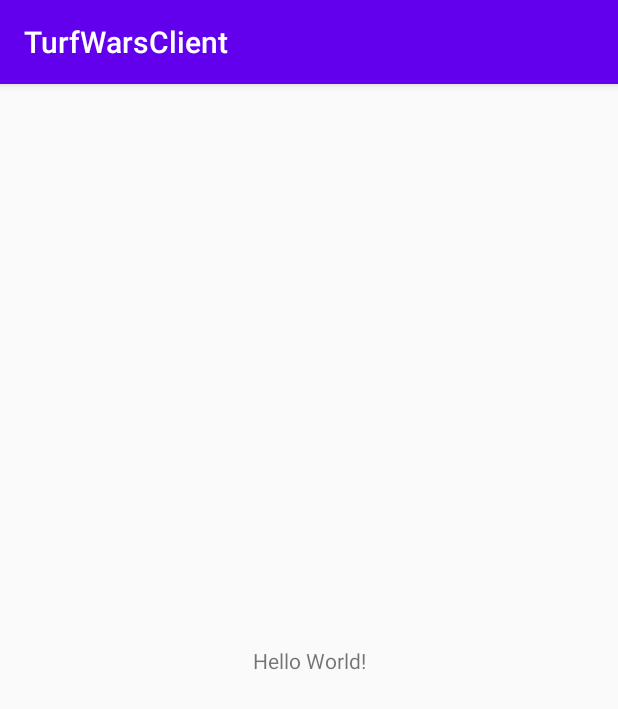
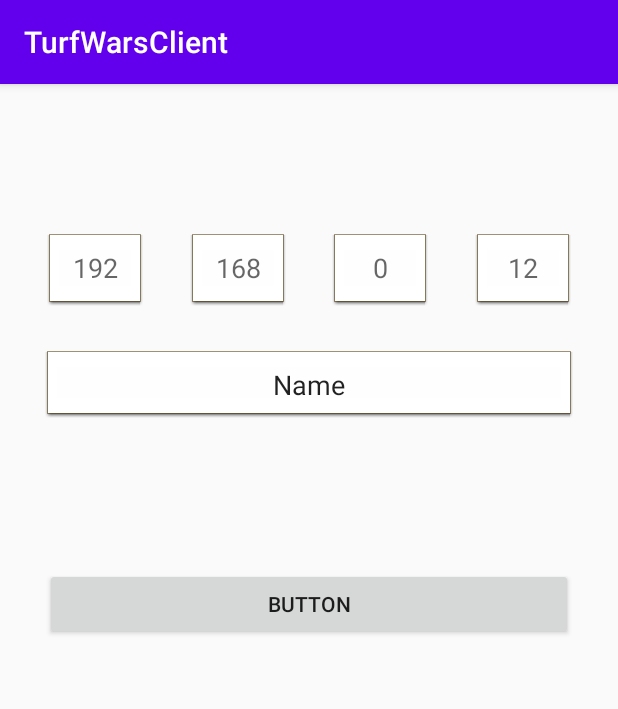
Before and after one commit to MetalPrime/TurfWarsClient, an Android app: the screen it shows after launch (MainActivity), on a phone screen of 412 x 824 dp. Shown: the top 709 px of the screen. Run offline under Robolectric (Android 15) with nearby library versions, the phone set to English and light mode, and no system bars.

Commit message:
update In Server and Connection

```diff
--- a/app/build.gradle
+++ b/app/build.gradle
@@ -20,6 +20,10 @@ android {
             proguardFiles getDefaultProguardFile('proguard-android-optimize.txt'), 'proguard-rules.pro'
         }
     }
+    compileOptions {
+        sourceCompatibility JavaVersion.VERSION_1_8
+        targetCompatibility JavaVersion.VERSION_1_8
+    }
 }
 
 dependencies {
@@ -29,5 +33,6 @@ dependencies {
     testImplementation 'junit:junit:4.12'
     androidTestImplementation 'androidx.test.ext:junit:1.1.2'
     androidTestImplementation 'androidx.test.espresso:espresso-core:3.3.0'
-
+// https://mvnrepository.com/artifact/com.google.code.gson/gson
+    implementation group: 'com.google.code.gson', name: 'gson', version: '2.8.6'
 }
--- a/app/src/main/AndroidManifest.xml
+++ b/app/src/main/AndroidManifest.xml
@@ -1,6 +1,8 @@
 <?xml version="1.0" encoding="utf-8"?>
 <manifest xmlns:android="http://schemas.android.com/apk/res/android"
     package="com.example.turfwarsclient">
+
+    <uses-permission android:name="android.permission.INTERNET"></uses-permission>
 
     <application
         android:allowBackup="true"
--- a/app/src/main/java/com/example/turfwarsclient/MainActivity.java
+++ b/app/src/main/java/com/example/turfwarsclient/MainActivity.java
@@ -3,12 +3,27 @@ package com.example.turfwarsclient;
 import androidx.appcompat.app.AppCompatActivity;
 
 import android.os.Bundle;
+import android.widget.Button;
+import android.widget.EditText;
 
 public class MainActivity extends AppCompatActivity {
+
+    private EditText ip1,ip2,ip3,ip4;
+    private EditText nameInput;
+    private Button btnConnection;
+    private TCPClient tcp;
 
     @Override
     protected void onCreate(Bundle savedInstanceState) {
         super.onCreate(savedInstanceState);
         setContentView(R.layout.activity_main);
+        ip1 = findViewById(R.id.ip1);
+        ip2 = findViewById(R.id.ip2);
+        ip3 = findViewById(R.id.ip3);
+        ip4 = findViewById(R.id.ip4);
+        nameInput = findViewById(R.id.nameInput);
+        btnConnection = findViewById(R.id.btnConnection);
+
+        tcp = TCPClient.getInstance();
     }
 }
--- /dev/null
+++ b/app/src/main/java/com/example/turfwarsclient/Name.java
@@ -0,0 +1,31 @@
+package com.example.turfwarsclient;
+
+public class Name {
+    private String type;
+    private String name;
+
+    public Name(String type,String name){
+        this.type = "Name";
+        this.name = name;
+
+    }
+
+    public Name() {
+    }
+
+    public String getType() {
+        return type;
+    }
+
+    public void setType(String type) {
+        this.type = type;
+    }
+
+    public String getName() {
+        return name;
+    }
+
+    public void setName(String name) {
+        this.name = name;
+    }
+}
--- /dev/null
+++ b/app/src/main/java/com/example/turfwarsclient/OnMessageListener.java
@@ -0,0 +1,8 @@
+package com.example.turfwarsclient;
+
+public interface OnMessageListener {
+
+    public void OnMessage(String msg);
+
+
+}
--- /dev/null
+++ b/app/src/main/java/com/example/turfwarsclient/TCPClient.java
@@ -0,0 +1,79 @@
+package com.example.turfwarsclient;
+
+import java.io.BufferedReader;
+import java.io.BufferedWriter;
+import java.io.IOException;
+import java.io.InputStream;
+import java.io.InputStreamReader;
+import java.io.OutputStream;
+import java.io.OutputStreamWriter;
+import java.net.InetAddress;
+import java.net.Socket;
+
+public class TCPClient extends Thread {
+
+    private TCPClient() {
+
+    }
+
+    protected static TCPClient instanceUnique;
+
+    protected static  TCPClient getInstance() {
+        if (instanceUnique==null){
+            instanceUnique = new TCPClient();
+        }
+        return instanceUnique;
+    }
+
+    private Socket socket;
+    private OnMessageListener observer;
+    private BufferedWriter writer;
+    private BufferedReader reader;
+
+
+    public void setObserver(OnMessageListener observer) {
+        // TODO Auto-generated method stub
+        this.observer = observer;
+    }
+
+    @Override
+    public void run() {
+        super.run();
+        try {
+            socket = new Socket((InetAddress) null,5000);
+            InputStream is = socket.getInputStream();
+            InputStreamReader isr = new InputStreamReader(is);
+            reader = new BufferedReader(isr);
+
+            OutputStream os = socket.getOutputStream();
+            OutputStreamWriter osw = new OutputStreamWriter(os);
+            writer = new BufferedWriter(osw);
+
+            while (true){
+                System.out.println("Esperando Mensaje");
+                String line = reader.readLine();
+                System.out.println("Recibido:"+" "+line);
+                this.observer.OnMessage(line);
+            }
+
+        } catch (IOException e) {
+            e.printStackTrace();
+        }
+    }
+
+    public void sendMessages(String msg){
+        new Thread(
+                () ->{
+                    try {
+                        writer.write(msg+"\n");
+                        writer.flush();
+                    } catch (IOException e){
+                        e.printStackTrace();
+
+                    }
+                }
+        ).start();
+
+
+    }
+}
--- a/app/src/main/res/layout/activity_main.xml
+++ b/app/src/main/res/layout/activity_main.xml
@@ -6,13 +6,94 @@
     android:layout_height="match_parent"
     tools:context=".MainActivity">
 
-    <TextView
-        android:layout_width="wrap_content"
-        android:layout_height="wrap_content"
-        android:text="Hello World!"
-        app:layout_constraintBottom_toBottomOf="parent"
-        app:layout_constraintLeft_toLeftOf="parent"
-        app:layout_constraintRight_toRightOf="parent"
+    <EditText
+        android:id="@+id/ip1"
+        android:layout_width="64dp"
+        android:layout_height="48dp"
+        android:layout_marginTop="100dp"
+        android:background="@android:drawable/editbox_dropdown_light_frame"
+        android:ems="10"
+        android:hint="192"
+        android:inputType="textPersonName"
+        android:textAlignment="center"
+        app:layout_constraintEnd_toStartOf="@+id/ip2"
+        app:layout_constraintHorizontal_bias="0.5"
+        app:layout_constraintStart_toStartOf="parent"
         app:layout_constraintTop_toTopOf="parent" />
 
+    <EditText
+        android:id="@+id/ip2"
+        android:layout_width="64dp"
+        android:layout_height="48dp"
+        android:layout_marginTop="100dp"
+        android:background="@android:drawable/editbox_dropdown_light_frame"
+        android:ems="10"
+        android:hint="168"
+        android:inputType="textPersonName"
+        android:textAlignment="center"
+        app:layout_constraintEnd_toStartOf="@+id/ip3"
+        app:layout_constraintHorizontal_bias="0.5"
+        app:layout_constraintStart_toEndOf="@+id/ip1"
+        app:layout_constraintTop_toTopOf="parent" />
+
+    <EditText
+        android:id="@+id/ip3"
+        android:layout_width="64dp"
+        android:layout_height="48dp"
+        android:layout_marginTop="100dp"
+        android:background="@android:drawable/editbox_dropdown_light_frame"
+        android:ems="10"
+        android:hint="0"
+        android:inputType="textPersonName"
+        android:textAlignment="center"
+        app:layout_constraintEnd_toStartOf="@+id/ip4"
+        app:layout_constraintHorizontal_bias="0.5"
+        app:layout_constraintStart_toEndOf="@+id/ip2"
+        app:layout_constraintTop_toTopOf="parent" />
+
+    <EditText
+        android:id="@+id/ip4"
+        android:layout_width="64dp"
+        android:layout_height="48dp"
+        android:layout_marginTop="100dp"
+        android:background="@android:drawable/editbox_dropdown_light_frame"
+        android:ems="10"
+        android:hint="12"
+        android:inputType="textPersonName"
+        android:textAlignment="center"
+        app:layout_constraintEnd_toEndOf="parent"
+        app:layout_constraintHorizontal_bias="0.5"
+        app:layout_constraintStart_toEndOf="@+id/ip3"
+        app:layout_constraintTop_toTopOf="parent" />
+
+    <EditText
+        android:id="@+id/nameInput"
+        android:layout_width="0dp"
+        android:layout_height="wrap_content"
+        android:layout_marginStart="30dp"
+        android:layout_marginTop="30dp"
+        android:layout_marginEnd="30dp"
+        android:background="@android:drawable/editbox_dropdown_light_frame"
+        android:ems="10"
+        android:inputType="textPersonName"
+        android:paddingTop="10sp"
+        android:paddingBottom="10sp"
+        android:text="Name"
+        android:textAlignment="center"
+        app:layout_constraintEnd_toEndOf="parent"
+        app:layout_constraintStart_toStartOf="parent"
+        app:layout_constraintTop_toBottomOf="@+id/ip2" />
+
+    <Button
+        android:id="@+id/btnConnection"
+        android:layout_width="0dp"
+        android:layout_height="wrap_content"
+        android:layout_marginStart="30dp"
+        android:layout_marginTop="100dp"
+        android:layout_marginEnd="30dp"
+        android:text="Button"
+        app:layout_constraintEnd_toEndOf="parent"
+        app:layout_constraintHorizontal_bias="0.0"
+        app:layout_constraintStart_toStartOf="parent"
+        app:layout_constraintTop_toBottomOf="@+id/nameInput" />
 </androidx.constraintlayout.widget.ConstraintLayout>
```
